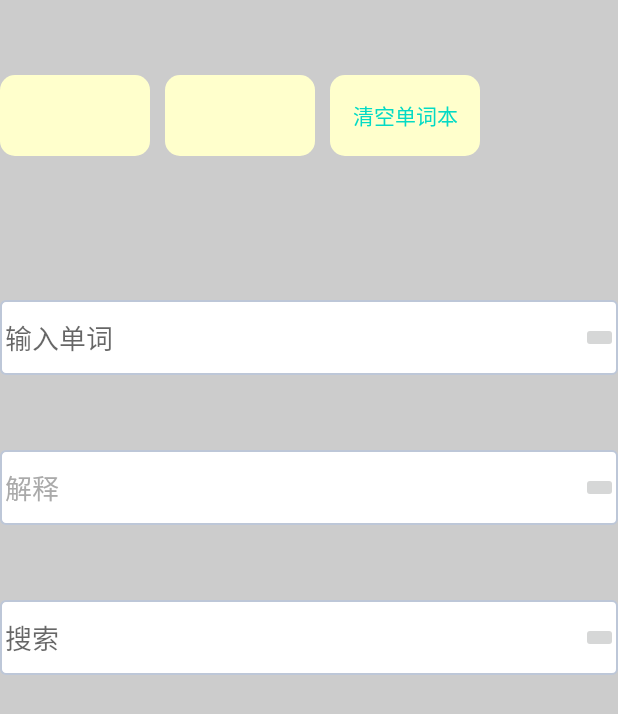
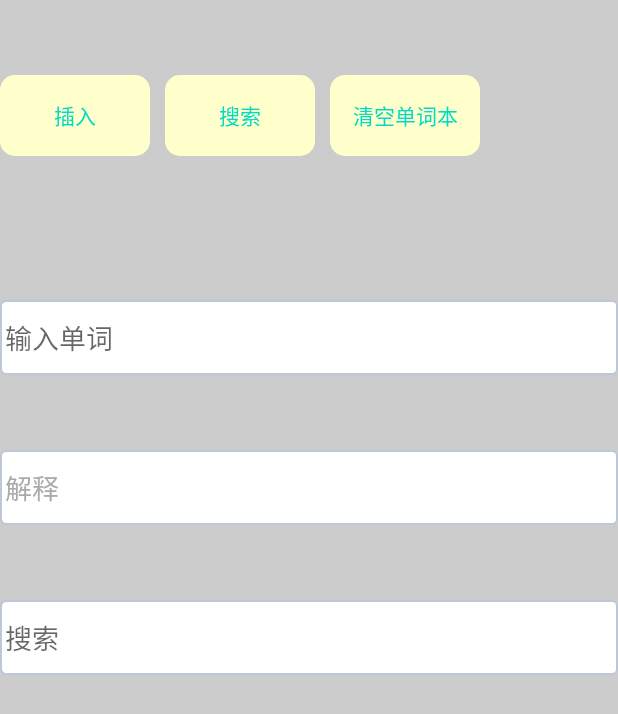
Before and after one commit to caozichen/e66ily, an Android app: the screen it shows after launch (MainActivity), on a phone screen of 412 x 824 dp. Shown: the top 714 px of the screen. Run offline under Robolectric (Android 15) with nearby library versions, the phone set to English and light mode, and no system bars.

Commit message:
textWord

```diff
--- a/text2/app/src/main/java/com/example/text2/MainActivity.java
+++ b/text2/app/src/main/java/com/example/text2/MainActivity.java
@@ -29,13 +29,13 @@ public class MainActivity extends Activity {
     ActionBar actionBar;
 
     ContentResolver contentResolver;
-    ImageButton insert=null;
-    ImageButton search=null;
+    Button insert=null;
+    Button search=null;
     Button delete=null;
 
-    ImageButton clear1;
-    ImageButton clear2;
-    ImageButton clear3;
+//    ImageButton clear1;
+//    ImageButton clear2;
+//    ImageButton clear3;
 
     @SuppressLint("WrongViewCast")
     @Override
@@ -43,13 +43,13 @@ public class MainActivity extends Activity {
         super.onCreate(savedInstanceState);
         setContentView(R.layout.activity_main);
 
-        actionBar=getActionBar();
-        actionBar.setDisplayShowHomeEnabled(false);
-        actionBar.hide();
-
-        contentResolver=getContentResolver();
-        insert=(ImageButton)findViewById(R.id.insert);
-        search=(ImageButton)findViewById(R.id.search);
+//        actionBar=getActionBar();
+//        actionBar.setDisplayShowHomeEnabled(false);
+//        actionBar.hide();
+//
+//        contentResolver=getContentResolver();
+        insert=(Button)findViewById(R.id.insert);
+        search=(Button)findViewById(R.id.search);
         delete=(Button)findViewById(R.id.delete);
 
         delete.setText("清空单词本");
@@ -127,34 +127,35 @@ public class MainActivity extends Activity {
             }
         });
 
-        clear1=(ImageButton)findViewById(R.id.clear1);
-        clear2=(ImageButton)findViewById(R.id.clear2);
-        clear3=(ImageButton)findViewById(R.id.clear3);
-
-        clear1.setOnClickListener(new OnClickListener() {
-
-            @Override
-            public void onClick(View arg0) {
-                // TODO Auto-generated method stub
-                ((EditText)findViewById(R.id.word)).setText("");
-            }
-        });
-        clear2.setOnClickListener(new OnClickListener() {
-
-            @Override
-            public void onClick(View v) {
-                // TODO Auto-generated method stub
-                ((EditText)findViewById(R.id.detail)).setText("");
-            }
-        });
-        clear3.setOnClickListener(new OnClickListener() {
-
-            @Override
-            public void onClick(View v) {
-                // TODO Auto-generated method stub
-                ((EditText)findViewById(R.id.search_edittext)).setText("");
-            }
-        });
+//        clear1=(ImageButton)findViewById(R.id.clear1);
+//        clear2=(ImageButton)findViewById(R.id.clear2);
+//        clear3=(ImageButton)findViewById(R.id.clear3);
+//
+//        clear1.setOnClickListener(new OnClickListener() {
+//
+//            @Override
+//            public void onClick(View arg0) {
+//                // TODO Auto-generated method stub
+//                ((EditText)findViewById(R.id.word)).setText("");
+//            }
+//        });
+//        clear2.setOnClickListener(new OnClickListener() {
+//
+//            @Override
+//            public void onClick(View v) {
+//                // TODO Auto-generated method stub
+//                ((EditText)findViewById(R.id.detail)).setText("");
+//            }
+//        });
+//        clear3.setOnClickListener(new OnClickListener() {
+//
+//            @Override
+//            public void onClick(View v) {
+//                // TODO Auto-generated method stub
+//                ((EditText)findViewById(R.id.search_edittext)).setText("");
+//            }
+//        });
+//        });
 
     }
 
--- a/text2/app/src/main/res/layout/activity_main.xml
+++ b/text2/app/src/main/res/layout/activity_main.xml
@@ -24,21 +24,24 @@
             android:id="@+id/insert"
             android:layout_width="100dp"
             android:layout_height="wrap_content"
-            android:background="@drawable/shape" />
+            android:background="@drawable/shape"
+            android:text="插入"/>
         <Button
             style="?android:attr/buttonBarButtonStyle"
             android:id="@+id/search"
             android:layout_width="100dp"
             android:layout_height="wrap_content"
             android:layout_marginLeft="10dp"
-            android:background="@drawable/shape" />
+            android:background="@drawable/shape"
+            android:text="搜索"/>
         <Button
             style="?android:attr/buttonBarButtonStyle"
             android:id="@+id/delete"
             android:layout_width="100dp"
             android:layout_height="wrap_content"
             android:layout_marginLeft="10dp"
-            android:background="@drawable/shape" />
+            android:background="@drawable/shape"
+            android:text="删除"/>
 
     </LinearLayout>
 
@@ -56,15 +59,15 @@
             android:inputType="textUri"
             android:hint="@string/word" />
 
-        <ImageButton
-            android:id="@+id/clear1"
-            android:layout_width="wrap_content"
-            android:layout_height="wrap_content"
-            android:layout_alignParentRight="true"
-            android:layout_centerVertical="true"
-            android:contentDescription="@string/clear"
-            android:src="@drawable/clear"
-            android:visibility="visible" />
+<!--        <ImageButton-->
+<!--            android:id="@+id/clear1"-->
+<!--            android:layout_width="wrap_content"-->
+<!--            android:layout_height="wrap_content"-->
+<!--            android:layout_alignParentRight="true"-->
+<!--            android:layout_centerVertical="true"-->
+<!--            android:contentDescription="@string/clear"-->
+<!--            android:src="@drawable/clear"-->
+<!--            android:visibility="visible" />-->
 
     </RelativeLayout>
     <RelativeLayout
@@ -81,15 +84,15 @@
             android:padding="3dp"
             android:hint="@string/detail"
             android:textColorHint="#AAAAAA" />
-        <ImageButton
-            android:id="@+id/clear2"
-            android:layout_width="wrap_content"
-            android:layout_height="wrap_content"
-            android:layout_alignParentRight="true"
-            android:layout_centerVertical="true"
-            android:contentDescription="@string/clear"
-            android:src="@drawable/clear"
-            android:visibility="visible" />
+<!--        <ImageButton-->
+<!--            android:id="@+id/clear2"-->
+<!--            android:layout_width="wrap_content"-->
+<!--            android:layout_height="wrap_content"-->
+<!--            android:layout_alignParentRight="true"-->
+<!--            android:layout_centerVertical="true"-->
+<!--            android:contentDescription="@string/clear"-->
+<!--            android:src="@drawable/clear"-->
+<!--            android:visibility="visible" />-->
 
     </RelativeLayout>
     <RelativeLayout
@@ -106,14 +109,14 @@
             android:padding="3dp"
             android:hint="@string/search" />
 
-        <ImageButton
-            android:id="@+id/clear3"
-            android:layout_width="wrap_content"
-            android:layout_height="wrap_content"
-            android:layout_alignParentRight="true"
-            android:layout_centerVertical="true"
-            android:contentDescription="@string/clear"
-            android:src="@drawable/clear"
-            android:visibility="visible" />
+<!--        <ImageButton-->
+<!--            android:id="@+id/clear3"-->
+<!--            android:layout_width="wrap_content"-->
+<!--            android:layout_height="wrap_content"-->
+<!--            android:layout_alignParentRight="true"-->
+<!--            android:layout_centerVertical="true"-->
+<!--            android:contentDescription="@string/clear"-->
+<!--            android:src="@drawable/clear"-->
+<!--            android:visibility="visible" />-->
     </RelativeLayout>
 </RelativeLayout>
```
